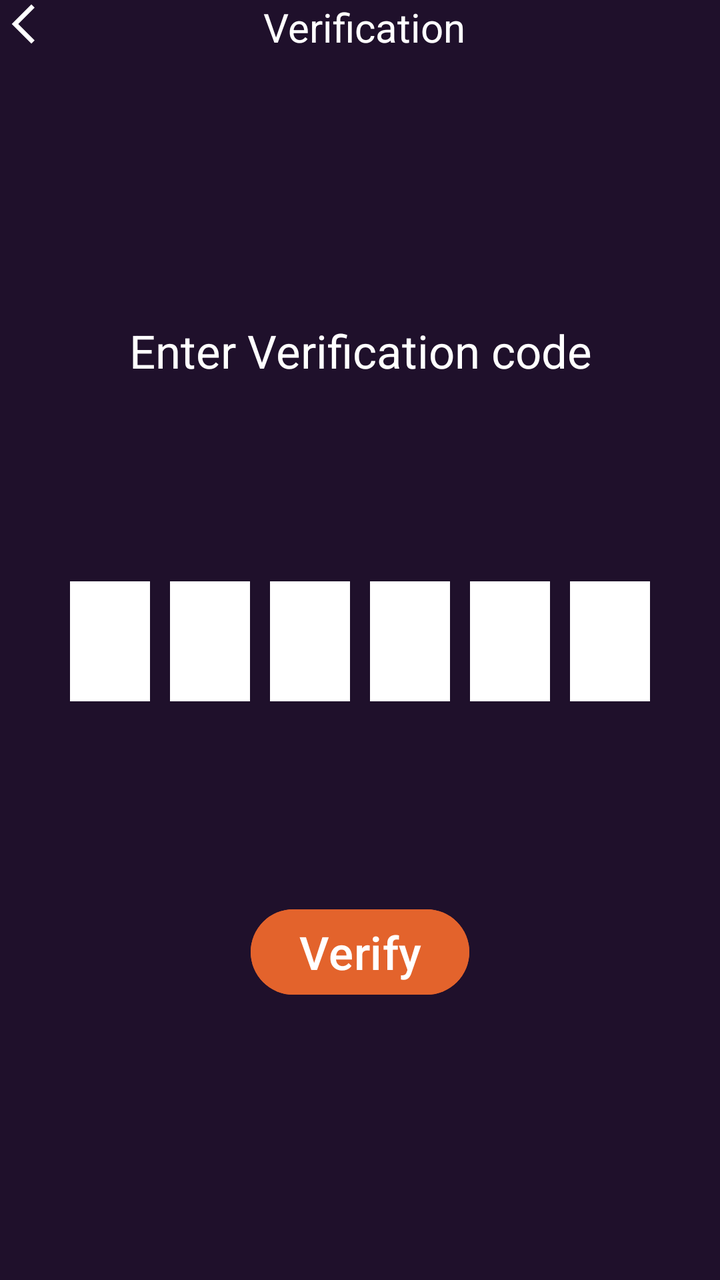
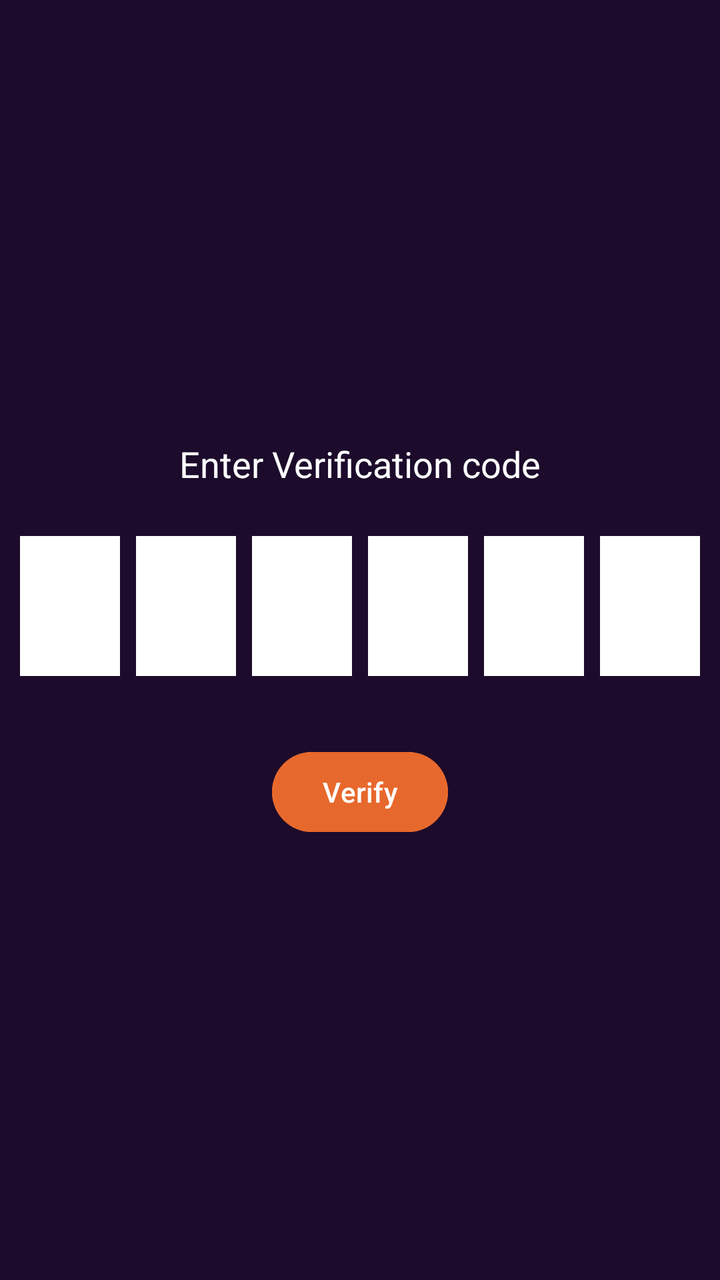

Before-and-after screenshots of an Android layout around one commit, followed by the original layout XML and the change that was made.
<!-- AndroidManifest.xml: application theme Theme.AppXemPhim -->
<!-- res/layout/activity_verify_otp.xml -->
<?xml version="1.0" encoding="utf-8"?>
<LinearLayout xmlns:android="http://schemas.android.com/apk/res/android"
    xmlns:app="http://schemas.android.com/apk/res-auto"
    xmlns:tools="http://schemas.android.com/tools"
    android:id="@+id/main"
    android:layout_width="match_parent"
    android:layout_height="match_parent"
    android:background="@color/main_color"
    android:orientation="vertical"
    tools:context=".LoginRegister.VerifyOTP">

    <LinearLayout
        android:layout_width="match_parent"
        android:layout_height="0dp"
        android:layout_weight="1"
        android:orientation="horizontal">

        <ImageView
            android:id="@+id/imageViewback"
            android:layout_width="wrap_content"
            android:layout_height="wrap_content"
            android:onClick="Back"
            app:srcCompat="@drawable/back" />

        <TextView
            android:id="@+id/textView4"
            android:layout_width="match_parent"
            android:layout_height="wrap_content"
            android:layout_marginRight="20dp"
            android:text="Verification"
            android:textAlignment="center"
            android:textColor="@color/white"
            android:textSize="20dp" />

    </LinearLayout>

    <LinearLayout
        android:layout_width="match_parent"
        android:layout_height="0dp"
        android:layout_weight="3"
        android:orientation="vertical">

        <TextView
            android:id="@+id/textView5"
            android:layout_width="match_parent"
            android:layout_height="wrap_content"
            android:text="Enter Verification code"
            android:textAlignment="center"
            android:textColor="@color/white"
            android:textSize="23dp" />

        <LinearLayout
            android:layout_width="match_parent"
            android:layout_height="wrap_content"
            android:gravity="center"
            android:layout_marginVertical="100dp"
            android:orientation="horizontal">

            <EditText
                android:id="@+id/otp1"
                android:layout_width="40dp"
                android:layout_height="60dp"
                android:layout_marginHorizontal="5dp"
                android:gravity="center"
                android:inputType="number"
                android:maxLength="1"
                android:background="@color/white"
                android:textColor="@color/black"
                android:textSize="18sp" />
            <EditText
                android:id="@+id/otp2"
                android:layout_width="40dp"
                android:layout_height="60dp"
                android:layout_marginHorizontal="5dp"
                android:gravity="center"
                android:inputType="number"
                android:maxLength="1"
                android:background="@color/white"
                android:textColor="@color/black"
                android:textSize="18sp" />
            <EditText
                android:id="@+id/otp3"
                android:layout_width="40dp"
                android:layout_height="60dp"
                android:layout_marginHorizontal="5dp"
                android:gravity="center"
                android:inputType="number"
                android:maxLength="1"
                android:background="@color/white"
                android:textColor="@color/black"
                android:textSize="18sp" />
            <EditText
                android:id="@+id/otp4"
                android:layout_width="40dp"
                android:layout_height="60dp"
                android:layout_marginHorizontal="5dp"
                android:gravity="center"
                android:inputType="number"
                android:maxLength="1"
                android:background="@color/white"
                android:textColor="@color/black"
                android:textSize="18sp" />
            <EditText
                android:id="@+id/otp5"
                android:layout_width="40dp"
                android:layout_height="60dp"
                android:layout_marginHorizontal="5dp"
                android:gravity="center"
                android:inputType="number"
                android:maxLength="1"
                android:background="@color/white"
                android:textColor="@color/black"
                android:textSize="18sp" />
            <EditText
                android:id="@+id/otp6"
                android:layout_width="40dp"
                android:layout_height="60dp"
                android:layout_marginHorizontal="5dp"
                android:gravity="center"
                android:inputType="number"
                android:maxLength="1"
                android:background="@color/white"
                android:textColor="@color/black"
                android:textSize="18sp" />

        </LinearLayout>

        <Button
            android:id="@+id/buttonVerify"
            android:layout_width="wrap_content"
            android:layout_height="wrap_content"
            android:layout_gravity="center"
            android:backgroundTint="@color/btn1"
            android:text="Verify"
            android:textSize="23dp" />


    </LinearLayout>

</LinearLayout>
<!-- resources referenced by this layout -->
<resources>
  <color name="black">#FF000000</color>
  <color name="btn1">#E3632C</color>
  <color name="main_color">#1F102B</color>
  <color name="white">#FFFFFFFF</color>
  <!-- drawable back: png bitmap (drawable-hdpi, 211 bytes) -->
  <style name="Theme.AppXemPhim" parent="Base.Theme.AppXemPhim" />
  <style name="Base.Theme.AppXemPhim" parent="Theme.Material3.DayNight.NoActionBar">
          
          
      </style>
</resources>

<!-- the commit's change to res/layout/activity_verify_otp.xml (unified diff, before → after) -->
@@ -1,140 +1,43 @@
-<?xml version="1.0" encoding="utf-8"?>
-<LinearLayout xmlns:android="http://schemas.android.com/apk/res/android"
-    xmlns:app="http://schemas.android.com/apk/res-auto"
-    xmlns:tools="http://schemas.android.com/tools"
-    android:id="@+id/main"
+<LinearLayout
+    xmlns:android="http://schemas.android.com/apk/res/android"
+    android:id="@+id/otpLayout"
     android:layout_width="match_parent"
     android:layout_height="match_parent"
-    android:background="@color/main_color"
+    android:gravity="center"
     android:orientation="vertical"
-    tools:context=".LoginRegister.VerifyOTP">
+    android:background="#1c0b2b">
+
+    <TextView
+        android:layout_width="wrap_content"
+        android:layout_height="wrap_content"
+        android:text="Enter Verification code"
+        android:textColor="#fff"
+        android:textSize="18sp"
+        android:layout_marginBottom="20dp"/>
 
     <LinearLayout
-        android:layout_width="match_parent"
-        android:layout_height="0dp"
-        android:layout_weight="1"
-        android:orientation="horizontal">
+        android:layout_width="wrap_content"
+        android:layout_height="wrap_content"
+        android:orientation="horizontal"
+        android:gravity="center"
+        android:layout_marginBottom="20dp">
 
-        <ImageView
-            android:id="@+id/imageViewback"
-            android:layout_width="wrap_content"
-            android:layout_height="wrap_content"
-            android:onClick="Back"
-            app:srcCompat="@drawable/back" />
-
-        <TextView
-            android:id="@+id/textView4"
-            android:layout_width="match_parent"
-            android:layout_height="wrap_content"
-            android:layout_marginRight="20dp"
-            android:text="Verification"
-            android:textAlignment="center"
-            android:textColor="@color/white"
-            android:textSize="20dp" />
-
+        <EditText android:id="@+id/otp1" style="@style/OtpBox"/>
+        <EditText android:id="@+id/otp2" style="@style/OtpBox"/>
+        <EditText android:id="@+id/otp3" style="@style/OtpBox"/>
+        <EditText android:id="@+id/otp4" style="@style/OtpBox"/>
+        <EditText android:id="@+id/otp5" style="@style/OtpBox"/>
+        <EditText android:id="@+id/otp6" style="@style/OtpBox"/>
     </LinearLayout>
 
-    <LinearLayout
-        android:layout_width="match_parent"
-        android:layout_height="0dp"
-        android:layout_weight="3"
-        android:orientation="vertical">
-
-        <TextView
-            android:id="@+id/textView5"
-            android:layout_width="match_parent"
-            android:layout_height="wrap_content"
-            android:text="Enter Verification code"
-            android:textAlignment="center"
-            android:textColor="@color/white"
-            android:textSize="23dp" />
-
-        <LinearLayout
-            android:layout_width="match_parent"
-            android:layout_height="wrap_content"
-            android:gravity="center"
-            android:layout_marginVertical="100dp"
-            android:orientation="horizontal">
-
-            <EditText
-                android:id="@+id/otp1"
-                android:layout_width="40dp"
-                android:layout_height="60dp"
-                android:layout_marginHorizontal="5dp"
-                android:gravity="center"
-                android:inputType="number"
-                android:maxLength="1"
-                android:background="@color/white"
-                android:textColor="@color/black"
-                android:textSize="18sp" />
-            <EditText
-                android:id="@+id/otp2"
-                android:layout_width="40dp"
-                android:layout_height="60dp"
-                android:layout_marginHorizontal="5dp"
-                android:gravity="center"
-                android:inputType="number"
-                android:maxLength="1"
-                android:background="@color/white"
-                android:textColor="@color/black"
-                android:textSize="18sp" />
-            <EditText
-                android:id="@+id/otp3"
-                android:layout_width="40dp"
-                android:layout_height="60dp"
-                android:layout_marginHorizontal="5dp"
-                android:gravity="center"
-                android:inputType="number"
-                android:maxLength="1"
-                android:background="@color/white"
-                android:textColor="@color/black"
-                android:textSize="18sp" />
-            <EditText
-                android:id="@+id/otp4"
-                android:layout_width="40dp"
-                android:layout_height="60dp"
-                android:layout_marginHorizontal="5dp"
-                android:gravity="center"
-                android:inputType="number"
-                android:maxLength="1"
-                android:background="@color/white"
-                android:textColor="@color/black"
-                android:textSize="18sp" />
-            <EditText
-                android:id="@+id/otp5"
-                android:layout_width="40dp"
-                android:layout_height="60dp"
-                android:layout_marginHorizontal="5dp"
-                android:gravity="center"
-                android:inputType="number"
-                android:maxLength="1"
-                android:background="@color/white"
-                android:textColor="@color/black"
-                android:textSize="18sp" />
-            <EditText
-                android:id="@+id/otp6"
-                android:layout_width="40dp"
-                android:layout_height="60dp"
-                android:layout_marginHorizontal="5dp"
-                android:gravity="center"
-                android:inputType="number"
-                android:maxLength="1"
-                android:background="@color/white"
-                android:textColor="@color/black"
-                android:textSize="18sp" />
-
-        </LinearLayout>
-
-        <Button
-            android:id="@+id/buttonVerify"
-            android:layout_width="wrap_content"
-            android:layout_height="wrap_content"
-            android:layout_gravity="center"
-            android:backgroundTint="@color/btn1"
-            android:text="Verify"
-            android:textSize="23dp" />
-
-
-    </LinearLayout>
-
+    <Button
+        android:id="@+id/btnVerify"
+        android:layout_width="wrap_content"
+        android:layout_height="wrap_content"
+        android:text="Verify"
+        android:textColor="#fff"
+        android:backgroundTint="#e7682c"
+        android:paddingHorizontal="24dp"
+        android:paddingVertical="10dp"
+        android:layout_marginTop="10dp"/>
 </LinearLayout>
<!-- resource entries referenced after the edit -->
@@ -1,10 +1,15 @@
 <!-- resources referenced by this layout -->
 <resources>
-  <color name="black">#FF000000</color>
-  <color name="btn1">#E3632C</color>
-  <color name="main_color">#1F102B</color>
-  <color name="white">#FFFFFFFF</color>
-  <!-- drawable back: png bitmap (drawable-hdpi, 211 bytes) -->
+  <style name="OtpBox">
+          <item name="android:layout_width">50dp</item>
+          <item name="android:layout_height">70dp</item>
+          <item name="android:layout_margin">4dp</item>
+          <item name="android:gravity">center</item>
+          <item name="android:inputType">number</item>
+          <item name="android:maxLength">1</item>
+          <item name="android:background">#FFFFFF</item>
+          <item name="android:textSize">20sp</item>
+      </style>
   <style name="Theme.AppXemPhim" parent="Base.Theme.AppXemPhim" />
   <style name="Base.Theme.AppXemPhim" parent="Theme.Material3.DayNight.NoActionBar">
           
